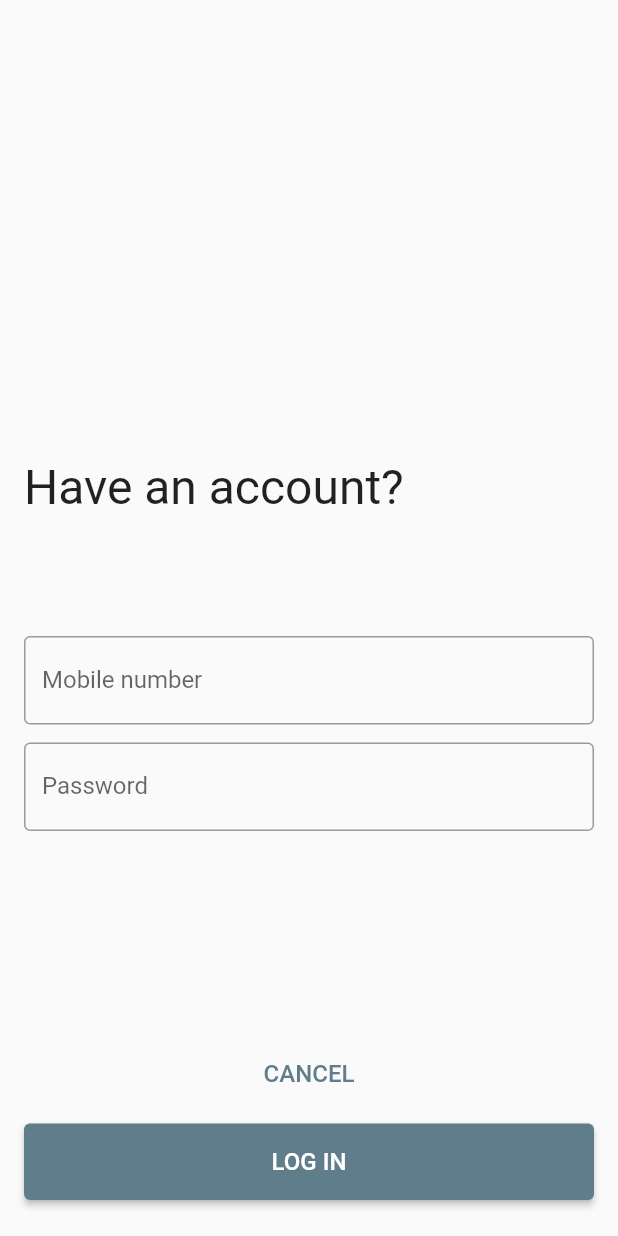
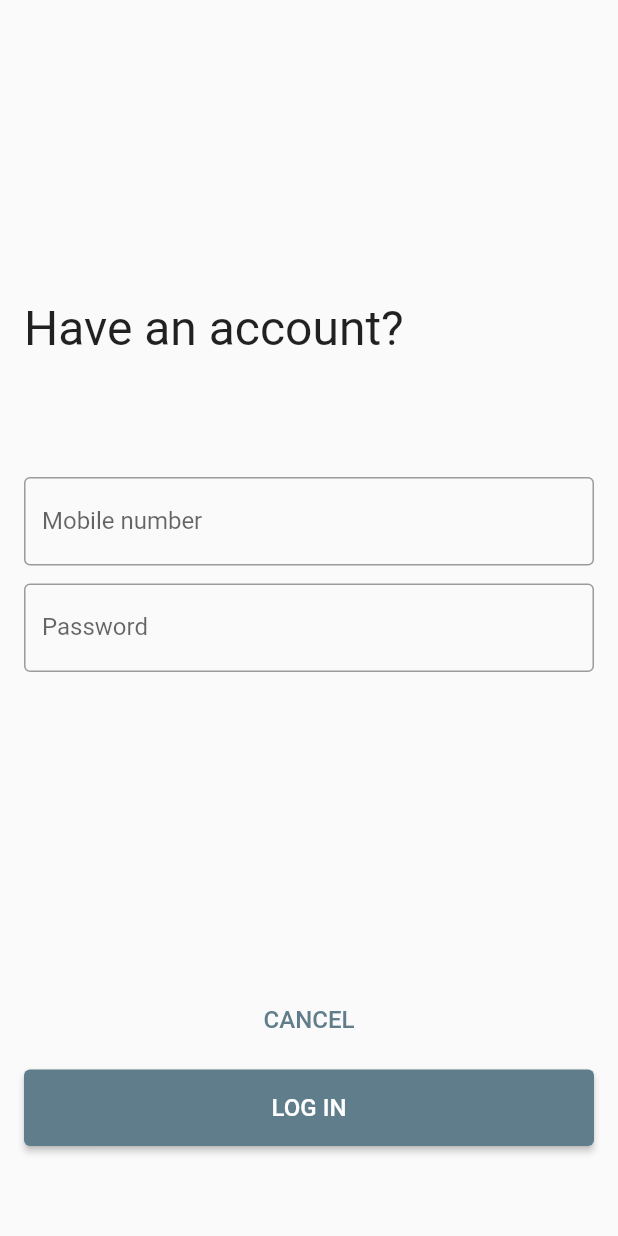
Before and after one commit to cactuspoint/CSCI334Project, a Flutter app: the screen it shows after launch, after a tap on "LOG IN", on a phone screen of 412 x 824 dp. Run offline on Flutter 3.47's test engine with Material 2 defaults, Android fonts, the light colour scheme and no system bars; our stand-ins replace graphql_flutter, qr_flutter.

Commit message:
Added a SingleChildScrollView to login.dart

```diff
--- a/client/lib/login.dart
+++ b/client/lib/login.dart
@@ -13,12 +13,13 @@ class _LoginPageState extends State<LoginPage> {
   Widget build(BuildContext context) {
     return Scaffold(
       // appBar: AppBar(title: Text('Alerts'),),
-      body: Column(
+      body: SingleChildScrollView(
+        child: Column(
           mainAxisAlignment: MainAxisAlignment.end,
           crossAxisAlignment: CrossAxisAlignment.start,
           children: <Widget>[
             Container(
-            padding: EdgeInsets.fromLTRB(16, 24, 8, 64),
+              padding: EdgeInsets.fromLTRB(16, 200, 8, 64),
               // padding: EdgeInsets.only(left: 8),
               // child: Text('Log in'),
               child: Column(
@@ -55,7 +56,7 @@ class _LoginPageState extends State<LoginPage> {
               ),
             ),
             Container(
-            padding: EdgeInsets.fromLTRB(16, 120, 16, 4),
+              padding: EdgeInsets.fromLTRB(16, 190, 16, 4),
               // padding: EdgeInsets.symmetric(horizontal: 8.0),
               child: SizedBox(
                 width: double.infinity,
@@ -100,10 +101,7 @@ class _LoginPageState extends State<LoginPage> {
             ),
           ],
         ),
-      // floatingActionButton: FloatingActionButton(
-      //   onPressed: () {},
-
-      // ),
+      ),
     );
   }
 }
```
Lines whose indentation alone changed are shown as unchanged.
